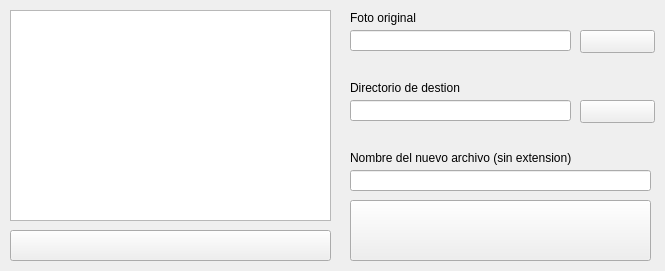
Before: the Qt Designer form Designer_Files/encrypt_menu.ui in Eptor/Hides, drawn with Qt 5.
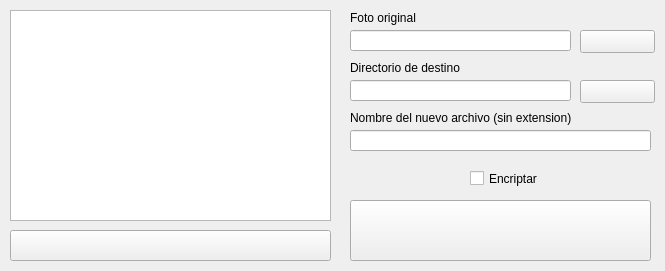
After: the same form once the commit is applied. Icons and pictures are not drawn.

Patch:
```diff
--- a/Designer_Files/encrypt_menu.ui
+++ b/Designer_Files/encrypt_menu.ui
@@ -94,7 +94,7 @@
     <property name="geometry">
      <rect>
       <x>350</x>
-      <y>150</y>
+      <y>110</y>
       <width>221</width>
       <height>16</height>
      </rect>
@@ -110,7 +110,7 @@
     <property name="geometry">
      <rect>
       <x>350</x>
-      <y>170</y>
+      <y>130</y>
       <width>301</width>
       <height>21</height>
      </rect>
@@ -140,13 +140,13 @@
     <property name="geometry">
      <rect>
       <x>350</x>
-      <y>80</y>
+      <y>60</y>
       <width>221</width>
       <height>16</height>
      </rect>
     </property>
     <property name="text">
-     <string>Directorio de destion</string>
+     <string>Directorio de destino</string>
     </property>
    </widget>
    <widget class="QLineEdit" name="new_location">
@@ -156,7 +156,7 @@
     <property name="geometry">
      <rect>
       <x>350</x>
-      <y>100</y>
+      <y>80</y>
       <width>221</width>
       <height>21</height>
      </rect>
@@ -169,7 +169,7 @@
     <property name="geometry">
      <rect>
       <x>580</x>
-      <y>100</y>
+      <y>80</y>
       <width>75</width>
       <height>23</height>
      </rect>
@@ -182,6 +182,19 @@
       <normaloff>../Icons/folder-search.png</normaloff>../Icons/folder-search.png</iconset>
     </property>
    </widget>
+   <widget class="QCheckBox" name="encrypt">
+    <property name="geometry">
+     <rect>
+      <x>470</x>
+      <y>170</y>
+      <width>70</width>
+      <height>17</height>
+     </rect>
+    </property>
+    <property name="text">
+     <string>Encriptar</string>
+    </property>
+   </widget>
   </widget>
  </widget>
  <resources/>
```
Left out of the diff: 4 changed lines with no effect on the pictures.
